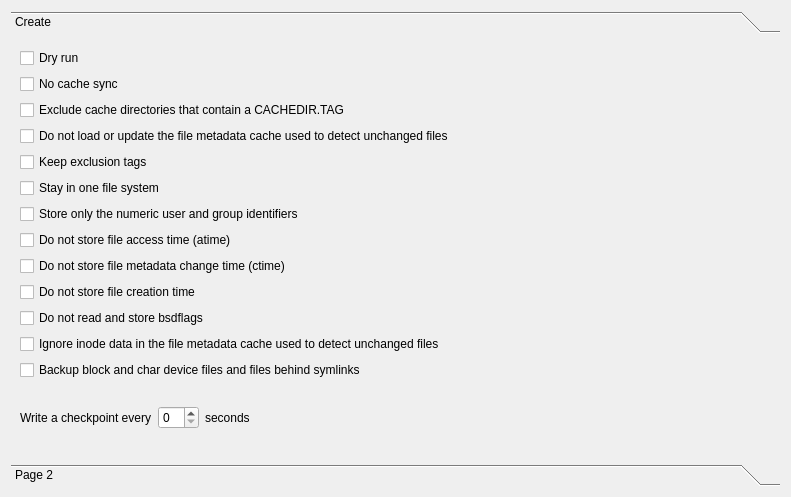
borgbase/vorta, file src/vorta/assets/UI/createtab.ui: the form before one commit.
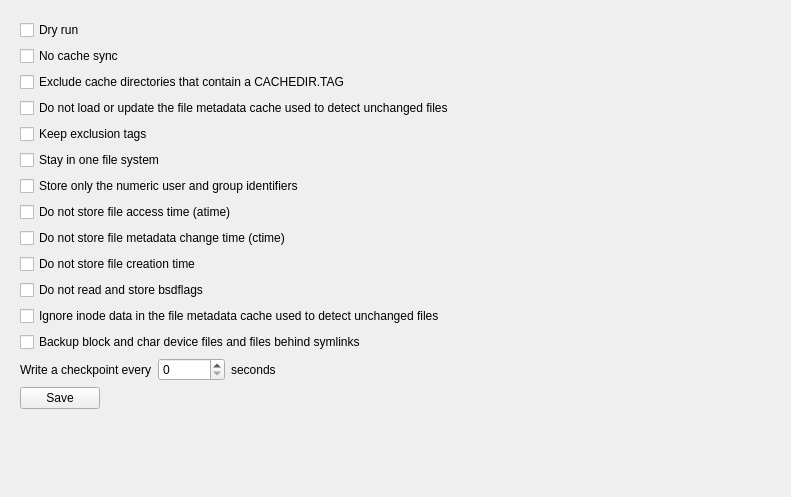
The form after the commit.

Commit message: Further work on create options

```diff
--- a/src/vorta/assets/UI/createtab.ui
+++ b/src/vorta/assets/UI/createtab.ui
@@ -15,115 +15,100 @@
   </property>
   <layout class="QVBoxLayout" name="verticalLayout_2">
    <item>
-    <widget class="QToolBox" name="toolBox">
-     <property name="currentIndex">
-      <number>0</number>
-     </property>
-     <widget class="QWidget" name="createOptions">
-      <property name="geometry">
-       <rect>
-        <x>0</x>
-        <y>0</y>
-        <width>759</width>
-        <height>423</height>
-       </rect>
-      </property>
-      <attribute name="label">
-       <string>Create</string>
-      </attribute>
-      <layout class="QVBoxLayout" name="verticalLayout">
-       <item>
-        <widget class="QCheckBox" name="checkBox">
+    <widget class="QFrame" name="frame">
+     <layout class="QFormLayout" name="formLayout">
+      <item row="0" column="0">
+       <widget class="QCheckBox" name="dryRun">
          <property name="text">
           <string>Dry run</string>
          </property>
         </widget>
        </item>
-       <item>
-        <widget class="QCheckBox" name="checkBox_2">
+      <item row="1" column="0">
+       <widget class="QCheckBox" name="cacheSync">
          <property name="text">
           <string>No cache sync</string>
          </property>
         </widget>
        </item>
-       <item>
-        <widget class="QCheckBox" name="checkBox_4">
+      <item row="2" column="0">
+       <widget class="QCheckBox" name="cacheTag">
          <property name="text">
           <string>Exclude cache directories that contain a CACHEDIR.TAG</string>
          </property>
         </widget>
        </item>
-       <item>
-        <widget class="QCheckBox" name="checkBox_5">
+      <item row="3" column="0">
+       <widget class="QCheckBox" name="filesCache">
          <property name="text">
           <string>Do not load or update the file metadata cache used to detect unchanged files</string>
          </property>
         </widget>
        </item>
-       <item>
-        <widget class="QCheckBox" name="checkBox_3">
+      <item row="4" column="0">
+       <widget class="QCheckBox" name="exclusionTags">
          <property name="text">
           <string>Keep exclusion tags</string>
          </property>
         </widget>
        </item>
-       <item>
-        <widget class="QCheckBox" name="checkBox_6">
+      <item row="5" column="0">
+       <widget class="QCheckBox" name="oneFS">
          <property name="text">
           <string>Stay in one file system</string>
          </property>
         </widget>
        </item>
-       <item>
-        <widget class="QCheckBox" name="checkBox_7">
+      <item row="6" column="0">
+       <widget class="QCheckBox" name="numericOwner">
          <property name="text">
           <string>Store only the numeric user and group identifiers</string>
          </property>
         </widget>
        </item>
-       <item>
-        <widget class="QCheckBox" name="checkBox_8">
+      <item row="7" column="0">
+       <widget class="QCheckBox" name="noatime">
          <property name="text">
           <string>Do not store file access time (atime)</string>
          </property>
         </widget>
        </item>
-       <item>
-        <widget class="QCheckBox" name="checkBox_9">
+      <item row="8" column="0">
+       <widget class="QCheckBox" name="noctime">
          <property name="text">
           <string>Do not store file metadata change time (ctime)</string>
          </property>
         </widget>
        </item>
-       <item>
-        <widget class="QCheckBox" name="checkBox_10">
+      <item row="9" column="0">
+       <widget class="QCheckBox" name="nobirthtime">
          <property name="text">
           <string>Do not store file creation time</string>
          </property>
         </widget>
        </item>
-       <item>
-        <widget class="QCheckBox" name="checkBox_11">
+      <item row="10" column="0">
+       <widget class="QCheckBox" name="nobsdflags">
          <property name="text">
           <string>Do not read and store bsdflags</string>
          </property>
         </widget>
        </item>
-       <item>
-        <widget class="QCheckBox" name="checkBox_12">
+      <item row="11" column="0">
+       <widget class="QCheckBox" name="ignoreInode">
          <property name="text">
           <string>Ignore inode data in the file metadata cache used to detect unchanged files</string>
          </property>
         </widget>
        </item>
-       <item>
-        <widget class="QCheckBox" name="checkBox_13">
+      <item row="12" column="0">
+       <widget class="QCheckBox" name="readSpecial">
          <property name="text">
           <string>Backup block and char device files and files behind symlinks</string>
          </property>
         </widget>
        </item>
-       <item>
+      <item row="13" column="0">
         <layout class="QHBoxLayout" name="horizontalLayout_2">
          <item>
           <widget class="QLabel" name="label">
@@ -133,7 +118,17 @@
           </widget>
          </item>
          <item>
-          <widget class="QSpinBox" name="spinBox"/>
+         <widget class="QSpinBox" name="checkpointInterval">
+          <property name="toolTip">
+           <string>0 disables checkpointing</string>
+          </property>
+          <property name="minimum">
+           <number>0</number>
+          </property>
+          <property name="maximum">
+           <number>999999999</number>
+          </property>
+         </widget>
          </item>
          <item>
           <widget class="QLabel" name="label_2">
@@ -142,36 +137,16 @@
            </property>
           </widget>
          </item>
-         <item>
-          <spacer name="horizontalSpacer">
-           <property name="orientation">
-            <enum>Qt::Horizontal</enum>
-           </property>
-           <property name="sizeHint" stdset="0">
-            <size>
-             <width>40</width>
-             <height>20</height>
-            </size>
-           </property>
-          </spacer>
-         </item>
-        </layout>
-       </item>
-      </layout>
-     </widget>
-     <widget class="QWidget" name="page_2">
-      <property name="geometry">
-       <rect>
-        <x>0</x>
-        <y>0</y>
-        <width>773</width>
-        <height>417</height>
-       </rect>
-      </property>
-      <attribute name="label">
-       <string>Page 2</string>
-      </attribute>
-     </widget>
+       </layout>
+      </item>
+      <item row="15" column="0">
+       <widget class="QPushButton" name="saveButton">
+        <property name="text">
+         <string>Save</string>
+        </property>
+       </widget>
+      </item>
+     </layout>
     </widget>
    </item>
   </layout>
```
Lines whose indentation alone changed are shown as unchanged. The commit also changes 3 other files.
